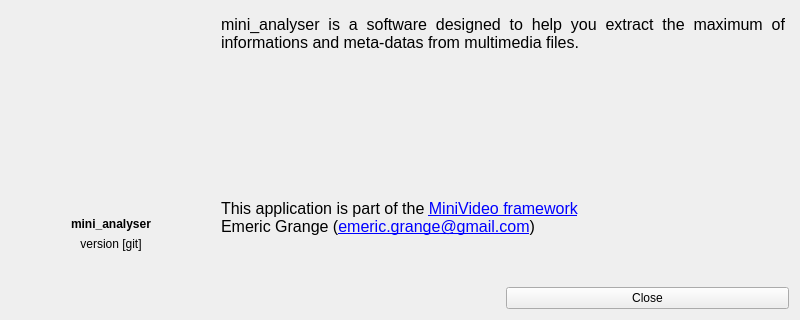
Qt form mini_analyser/ui/about.ui (emericg/MiniVideo) before a commit.
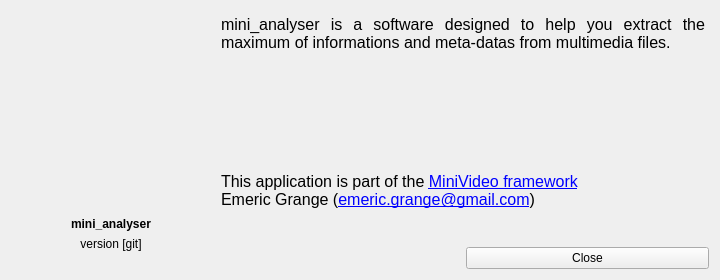
The same form after that commit. Icons and pictures are not drawn.

Commit message: Smaller about window for mini_analyser

```diff
--- a/mini_analyser/ui/about.ui
+++ b/mini_analyser/ui/about.ui
@@ -6,8 +6,8 @@
    <rect>
     <x>0</x>
     <y>0</y>
-    <width>800</width>
-    <height>320</height>
+    <width>720</width>
+    <height>280</height>
    </rect>
   </property>
   <property name="maximumSize">
```
Left out of the diff: 11 changed lines with no effect on the pictures.
